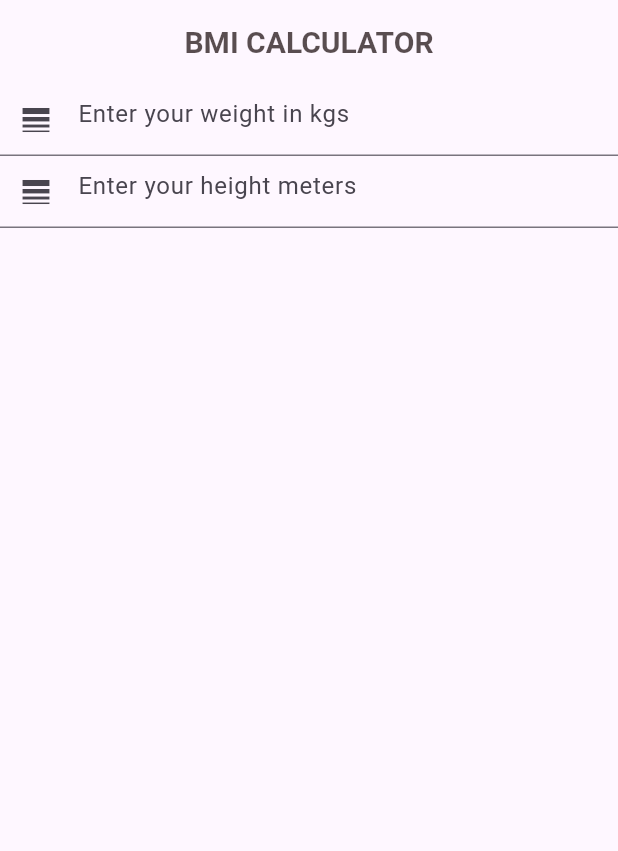
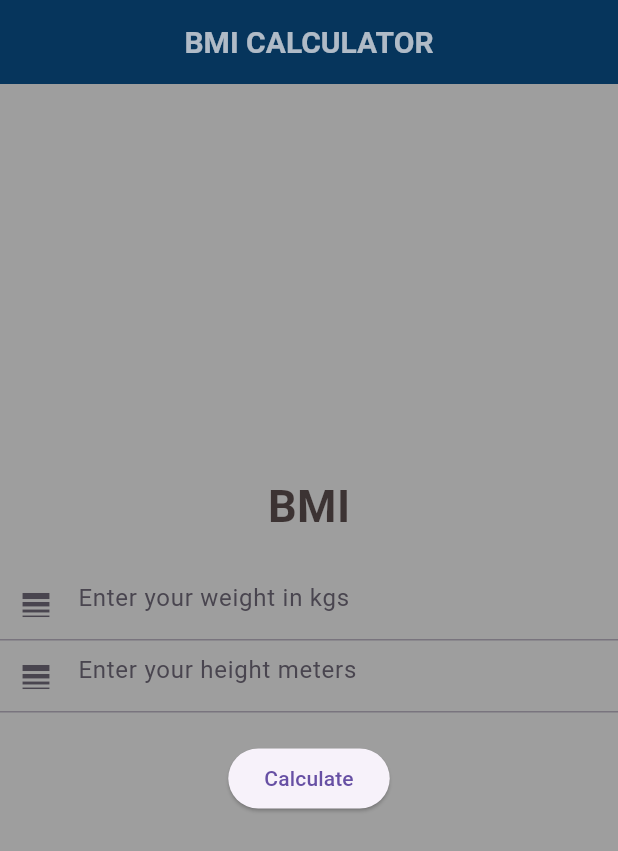
Before and after one commit to ZainAbdullah046/BMI-Calculator, a Flutter app: the screen it shows after launch, on a phone screen of 412 x 824 dp. Shown: the top 851 px of the screen. Run offline on Flutter 3.47's test engine with Material 3 defaults, Android fonts, the phone set to English and light mode, and no system bars.

Commit message:
bmi calculator

```diff
--- a/lib/Home.dart
+++ b/lib/Home.dart
@@ -1,3 +1,5 @@
+import 'dart:nativewrappers/_internal/vm/lib/core_patch.dart';
+
 import 'package:flutter/material.dart';
 
 class Home extends StatefulWidget {
@@ -10,23 +12,36 @@ class Home extends StatefulWidget {
 class _MyWidgetState extends State<Home> {
   final TextEditingController wicontroller = TextEditingController();
   final TextEditingController hecontroller = TextEditingController();
+  var result = "";
 
   @override
   Widget build(BuildContext context) {
     return Scaffold(
       appBar: AppBar(
+        backgroundColor: Color.fromARGB(255, 6, 53, 92),
         title: const Center(
           child: Text(
             "BMI CALCULATOR",
             style: TextStyle(
-                color: Color.fromARGB(179, 19, 5, 5),
+                color: Color.fromARGB(179, 248, 244, 244),
                 fontWeight: FontWeight.bold,
                 fontSize: 20),
           ),
         ),
       ),
+      backgroundColor: Colors.grey,
       body: Column(
+        mainAxisAlignment: MainAxisAlignment.center,
+        crossAxisAlignment: CrossAxisAlignment.center,
         children: [
+          const Text("BMI",
+              style: TextStyle(
+                  color: Color.fromARGB(179, 19, 5, 5),
+                  fontWeight: FontWeight.bold,
+                  fontSize: 30)),
+          const SizedBox(
+            height: 20,
+          ),
           TextField(
             controller: wicontroller,
             decoration: const InputDecoration(
@@ -40,7 +55,34 @@ class _MyWidgetState extends State<Home> {
                 hintText: "Enter your height meters",
                 prefixIcon: Icon(Icons.line_weight)),
             keyboardType: TextInputType.number,
-          )
+          ),
+          const SizedBox(
+            height: 20,
+          ),
+          ElevatedButton(
+              onPressed: () {
+                var weight = wicontroller.text;
+                var height = hecontroller.text;
+
+                if (weight != "" && height != "") {
+                  var wei = int.parse(weight);
+                  var hei = int.parse(height);
+                  var bmi = wei / (hei * hei);
+                  setState(() {
+                    result = "Your BMI is: ${bmi.toStringAsFixed(2)}";
+                  });
+                } else {
+                  setState(() {
+                    result = "Plz fill all the reuired details ";
+                  });
+                }
+              },
+              child: const Text("Calculate")),
+          Text(result,
+              style: const TextStyle(
+                  color: Color.fromARGB(179, 19, 5, 5),
+                  fontWeight: FontWeight.bold,
+                  fontSize: 15))
         ],
       ),
     );
```
